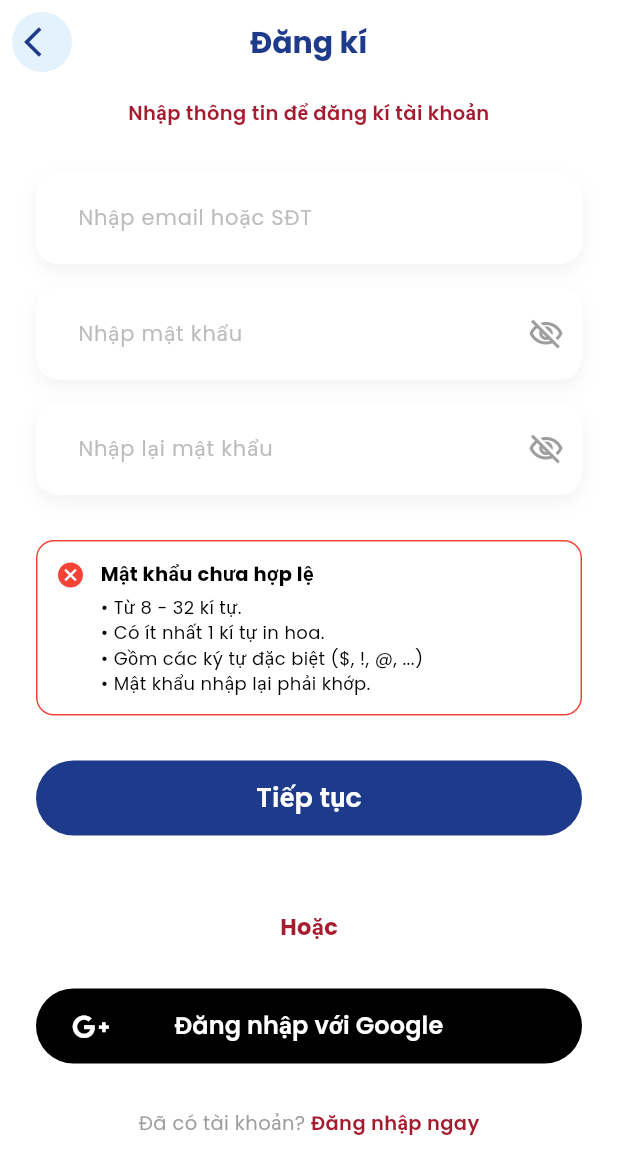
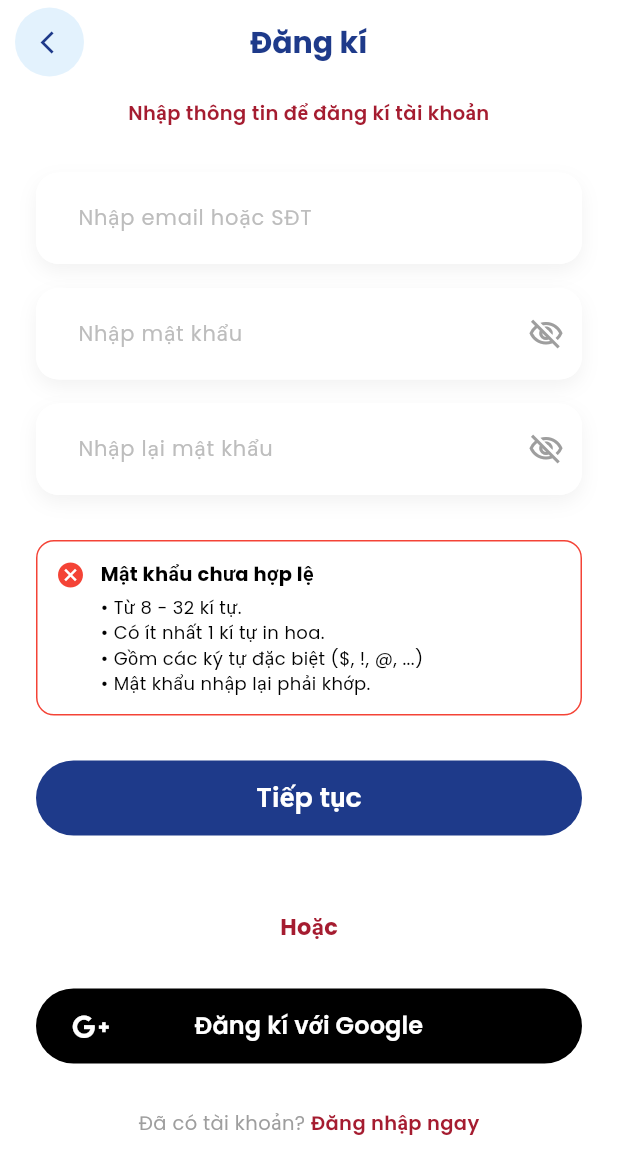
Before and after one commit to Tokarin410/tixio_ticketbookingapp, a Flutter app: the screen it shows after launch, after a tap on an icon or button, on a phone screen of 412 x 824 dp. Shown: the top 1174 px of the screen. Run offline on Flutter 3.47's test engine with Material 3 defaults, Android fonts, the phone set to English and light mode, and no system bars; our stand-ins replace cloud_firestore, firebase_auth, firebase_core, font_awesome_flutter, google_fonts, google_sign_in and 3 more; accounts and stored records are empty; network calls fail.

Commit message:
fix bug sml

```diff
--- a/lib/account/account_screen.dart
+++ b/lib/account/account_screen.dart
@@ -165,13 +165,14 @@ class _AccountScreenState extends State<AccountScreen> {
                // No trailing, defaults to arrow
              ),
 
-             // Admin Panel (Temporary)
+             // Admin Panel (Protected)
+             if (FirebaseAuth.instance.currentUser?.email == "namkhanhphan05@gmail.com")
                _buildMenuItem(
                  "Quản trị viên (Thêm sự kiện)",
                  onTap: () {
                     Navigator.push(context, MaterialPageRoute(builder: (context) => const AdminDashboard()));
                  },
-               trailing: const Icon(Icons.admin_panel_settings, color: Colors.red),
+                 trailing: const Icon(Icons.admin_panel_settings, color: Colors.blueAccent),
                ),
 
              const SizedBox(height: 20),
--- a/lib/buy_ticket/choose_ticket_screen.dart
+++ b/lib/buy_ticket/choose_ticket_screen.dart
@@ -22,7 +22,7 @@ class _ChooseTicketScreenState extends State<ChooseTicketScreen> {
   @override
   void initState() {
     super.initState();
-    _eventStream = FirestoreService().getEventStream(widget.event.id, widget.event.category);
+    _eventStream = FirestoreService().getEventStream(widget.event.id, widget.event.category, collectionName: widget.event.collectionName);
     // Initialize counts to 0
     for (int i = 0; i < widget.event.ticketTiers.length; i++) {
         ticketCounts[i] = 0;
@@ -67,7 +67,7 @@ class _ChooseTicketScreenState extends State<ChooseTicketScreen> {
         initialData: widget.event,
         builder: (context, snapshot) {
           if (snapshot.hasError) {
-             return Center(child: Text("Lỗi: ${snapshot.error}"));
+             return Center(child: Text("Lỗi: ${snapshot.error}\nAllocated Collection: ${widget.event.collectionName}\nID: ${widget.event.id}", textAlign: TextAlign.center));
           }
 
           // Use the latest event data
--- a/lib/data/events_data.dart
+++ b/lib/data/events_data.dart
@@ -68,6 +68,7 @@ List<Event> allEvents = [
     category: "nhacsong",
     seatMapImage: "assets/images/Map/mapatsh.png",
     bannerImage: "assets/images/Poster dọc/ATSH.jpg",
+    collectionName: "nhacsong",
   ),
 
   // 2. Y-CONCERT
@@ -84,6 +85,7 @@ List<Event> allEvents = [
     ticketTiers: [TicketTier(name: "Standard", price: 800000, totalQuantity: 800, benefits: ["Vị trí tự do"])],
     seatMapImage: "assets/images/Map/mapyconcert.png",
     category: "Nhạc sống",
+    collectionName: "nhacsong",
   ),
 
   // 3. CHỊ ĐẸP ĐẠP GIÓ
@@ -100,6 +102,7 @@ List<Event> allEvents = [
     ticketTiers: tiersATSH, // Reusing similar tiers roughly
     seatMapImage: "assets/images/Map/mapchidep.png",
     category: "Nhạc sống",
+    collectionName: "nhacsong",
   ),
 
   // 4. ANH TRAI VƯỢT NGÀN CHÔNG GAI
@@ -116,6 +119,7 @@ List<Event> allEvents = [
     ticketTiers: [TicketTier(name: "Fanzone VIP", price: 500000, totalQuantity: 500, benefits: ["Khu vực gần sân khấu", "Lightstick"])],
     seatMapImage: "assets/images/Map/mapatvncg.jpg",
     category: "Nhạc sống",
+    collectionName: "nhacsong",
   ),
 
   // 5. GENFEST
@@ -131,6 +135,7 @@ List<Event> allEvents = [
     organizer: vieChannel, // Placeholder
     ticketTiers: [TicketTier(name: "Early Bird", price: 999000, totalQuantity: 1000, benefits: ["Vào cửa sớm"])],
     category: "Nhạc sống",
+    collectionName: "nhacsong",
   ),
 
   // 6. SOL 8
@@ -146,6 +151,7 @@ List<Event> allEvents = [
     organizer: vieChannel, // Placeholder
     ticketTiers: tiersSport, // Reusing low cost
     category: "Nhạc sống",
+    collectionName: "nhacsong",
   ),
 
   // 7. Nhạc Sống Hoàng Hải - Uyên Linh (Specific ID for Category Section)
@@ -161,6 +167,7 @@ List<Event> allEvents = [
     organizer: yenSuaConcert,
     ticketTiers: tiersSport,
     category: "Nhạc sống",
+    collectionName: "nhacsong",
   ),
 
   // 8. Thể thao DTQV (Specific ID for Category Section)
@@ -177,6 +184,7 @@ List<Event> allEvents = [
     ticketTiers: tiersSport,
     seatMapImage: "assets/images/Map/mapsport1.png",
     category: "sports",
+    collectionName: "sports",
   ),
 
   // 9. Thể thao VBC (Specific ID for Category Section)
@@ -193,5 +201,6 @@ List<Event> allEvents = [
     ticketTiers: tiersSport,
     seatMapImage: "assets/images/Map/mapsport2.png",
     category: "Thể thao",
+    collectionName: "sports",
   ),
 ];
--- a/lib/login_and_register/auth/register_screen.dart
+++ b/lib/login_and_register/auth/register_screen.dart
@@ -123,15 +123,22 @@ class _RegisterScreenState extends State<RegisterScreen> {
         centerTitle: true,
         backgroundColor: Colors.white,
         elevation: 0,
-        leading: Padding(
-          padding: const EdgeInsets.all(8.0),
-          child: IconButton(
-            onPressed: () => Navigator.pop(context),
-            icon: const Icon(Icons.arrow_back_ios, color: Color(0xFF1E3A8A)),
-             style: IconButton.styleFrom(
-                   backgroundColor: const Color(0xFFE3F2FD),
-                   shape: const CircleBorder(),
-             ),
+        leading: Center(
+          child: Container(
+            margin: const EdgeInsets.only(left: 10),
+            decoration: const BoxDecoration(
+              color: Color(0xFFE3F2FD),
+              shape: BoxShape.circle,
+            ),
+            child: IconButton(
+              icon: const Padding(
+                padding: EdgeInsets.only(left: 6.0), // Visually center the iOS arrow
+                child: Icon(Icons.arrow_back_ios, color: Color(0xFF1E3A8A), size: 18),
+              ),
+              onPressed: () => Navigator.pop(context),
+              padding: EdgeInsets.zero,
+              constraints: const BoxConstraints(minWidth: 40, minHeight: 40),
+            ),
           ),
         ),
       ),
@@ -317,9 +324,32 @@ class _RegisterScreenState extends State<RegisterScreen> {
                ),
               const SizedBox(height: 30),
               SocialButton(
-                text: 'Đăng nhập với Google',
+                text: 'Đăng kí với Google',
                 icon: FontAwesomeIcons.googlePlusG,
-                onPressed: () {},
+                onPressed: () async {
+                  setState(() => _isLoading = true);
+                  final user = await AuthService().signInWithGoogle();
+
+                  if (!mounted) return;
+                  if (user != null) {
+                    // Success
+                    await FirestoreService().updateUserProfile(user.uid, {
+                             'email': user.email ?? "",
+                             'fullName': user.displayName ?? "",
+                             'phone': "",
+                    });
+                    // For Register Flow via Google, directly go to Success or Home.
+                    // Usually Google Sign In is instant login.
+                    // Let's go to RegisterSuccessScreen to be consistent with design flow transparency
+                    // OR just login.
+                    // The user said "Login with google", usually implies skipping steps.
+                    // But Wrapper will catch it.
+                    // Let's just pop to Home which wrapper handles.
+                     Navigator.of(context).popUntil((route) => route.isFirst);
+                  } else {
+                     setState(() => _isLoading = false);
+                  }
+                },
               ),
               const SizedBox(height: 30),
               Row(
--- a/lib/models/event_model.dart
+++ b/lib/models/event_model.dart
@@ -12,6 +12,7 @@ class Event {
   final List<TicketTier> ticketTiers;
   final String category;
   final String? seatMapImage;
+  final String? collectionName;
 
   Event({
     required this.id,
@@ -27,6 +28,7 @@ class Event {
     required this.ticketTiers,
     required this.category,
     this.seatMapImage,
+    this.collectionName,
   });
 
   Map<String, dynamic> toMap() {
@@ -44,6 +46,7 @@ class Event {
       'ticketTiers': ticketTiers.map((x) => x.toMap()).toList(),
       'category': category,
       'seatMapImage': seatMapImage,
+      'collectionName': collectionName,
     };
   }
 
@@ -73,6 +76,7 @@ class Event {
         : [],
       category: map['category'] ?? '',
       seatMapImage: map['seatMapImage'],
+      collectionName: map['collectionName'],
     );
   }
 
@@ -211,7 +215,7 @@ class TicketTier {
           : double.tryParse(map['price'].toString().replaceAll(',', '').replaceAll('.', '')) ?? 0,
       totalQuantity: (map['totalQuantity'] is int)
           ? map['totalQuantity']
-          : (map['capacity'] is int ? map['capacity'] : int.tryParse(map['capacity'].toString()) ?? 0), // Fallback to 'capacity' if exists for migration
+          : (map['capacity'] is int ? map['capacity'] : int.tryParse(map['capacity'].toString()) ?? 1000), // Fallback to 1000 if missing
       soldQuantity: (map['soldQuantity'] is int) ? map['soldQuantity'] : 0,
       benefits: List<String>.from(map['benefits'] ?? []),
     );
--- a/lib/wrapper.dart
+++ b/lib/wrapper.dart
@@ -13,6 +13,13 @@ class Wrapper extends StatelessWidget {
       stream: AuthService().user,
       builder: (context, snapshot) {
 
+        if (snapshot.connectionState == ConnectionState.waiting) {
+           return const Scaffold(
+             backgroundColor: Colors.white,
+             body: Center(child: CircularProgressIndicator()),
+           );
+        }
+
         // If snapshot has data, user is logged in
         if (snapshot.hasData) {
            return const HomeScreen();
--- a/pubspec.yaml
+++ b/pubspec.yaml
@@ -44,6 +44,7 @@ dependencies:
   uuid: ^4.5.2
   shared_preferences: ^2.5.4
   rxdart: ^0.28.0
+  google_sign_in: ^6.2.1
 
 dev_dependencies:
   flutter_test:
```
Also changed, not shown: lib/account/widgets/logout_dialog.dart (+10 -6 lines), lib/admin/admin_dashboard.dart (+36 -0 lines), lib/login_and_register/auth/login_screen.dart (+20 -2 lines), lib/services/authentication.dart (+22 -0 lines), lib/services/firestore_service.dart (+64 -15 lines), pubspec.lock, 2 other files. Lines whose indentation alone changed are shown as unchanged.
